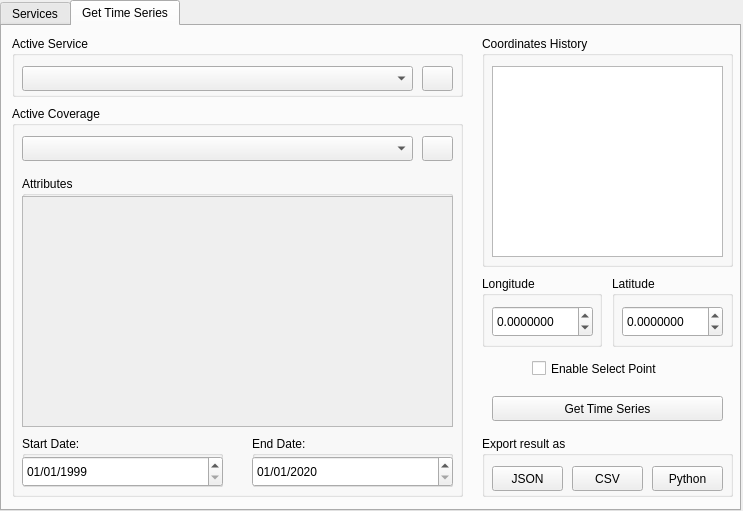
This is wtss_plugin/wtss_qgis_dialog_base.ui in brazil-data-cube/wtss-qgis as Qt 5 draws it before an edit. The edited form follows.
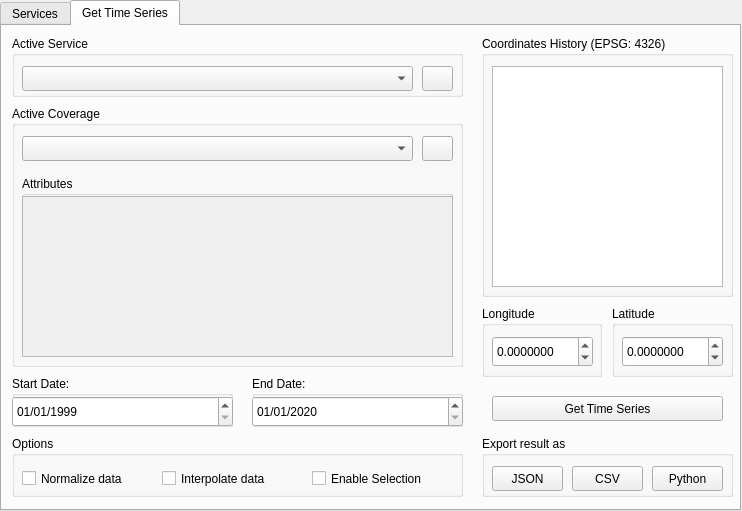
This is the edited form.

Commit message: [#64] Add menu with advanced options

Patch:
```diff
--- a/wtss_plugin/wtss_qgis_dialog_base.ui
+++ b/wtss_plugin/wtss_qgis_dialog_base.ui
@@ -6,7 +6,7 @@
    <rect>
     <x>0</x>
     <y>0</y>
-    <width>743</width>
+    <width>742</width>
     <height>511</height>
    </rect>
   </property>
@@ -209,7 +209,7 @@
        <x>10</x>
        <y>80</y>
        <width>451</width>
-       <height>391</height>
+       <height>261</height>
       </rect>
      </property>
      <property name="title">
@@ -221,7 +221,7 @@
         <x>10</x>
         <y>70</y>
         <width>431</width>
-        <height>251</height>
+        <height>181</height>
        </rect>
       </property>
       <property name="title">
@@ -233,7 +233,7 @@
          <x>0</x>
          <y>20</y>
          <width>431</width>
-         <height>231</height>
+         <height>161</height>
         </rect>
        </property>
        <property name="widgetResizable">
@@ -245,84 +245,12 @@
           <x>0</x>
           <y>0</y>
           <width>429</width>
-          <height>229</height>
+          <height>159</height>
          </rect>
         </property>
        </widget>
       </widget>
      </widget>
-     <widget class="QGroupBox" name="start_date_group">
-      <property name="geometry">
-       <rect>
-        <x>10</x>
-        <y>330</y>
-        <width>201</width>
-        <height>51</height>
-       </rect>
-      </property>
-      <property name="title">
-       <string>Start Date:</string>
-      </property>
-      <widget class="QDateEdit" name="start_date">
-       <property name="geometry">
-        <rect>
-         <x>0</x>
-         <y>20</y>
-         <width>201</width>
-         <height>31</height>
-        </rect>
-       </property>
-       <property name="dateTime">
-        <datetime>
-         <hour>0</hour>
-         <minute>0</minute>
-         <second>0</second>
-         <year>1999</year>
-         <month>1</month>
-         <day>1</day>
-        </datetime>
-       </property>
-       <property name="displayFormat">
-        <string>dd/MM/yyyy</string>
-       </property>
-      </widget>
-     </widget>
-     <widget class="QGroupBox" name="end_date_group">
-      <property name="geometry">
-       <rect>
-        <x>240</x>
-        <y>330</y>
-        <width>201</width>
-        <height>51</height>
-       </rect>
-      </property>
-      <property name="title">
-       <string>End Date:</string>
-      </property>
-      <widget class="QDateEdit" name="end_date">
-       <property name="geometry">
-        <rect>
-         <x>0</x>
-         <y>20</y>
-         <width>201</width>
-         <height>31</height>
-        </rect>
-       </property>
-       <property name="dateTime">
-        <datetime>
-         <hour>0</hour>
-         <minute>0</minute>
-         <second>0</second>
-         <year>2020</year>
-         <month>1</month>
-         <day>1</day>
-        </datetime>
-       </property>
-       <property name="displayFormat">
-        <string>dd/MM/yyyy</string>
-       </property>
-      </widget>
-     </widget>
      <widget class="QComboBox" name="coverage_selection">
       <property name="geometry">
        <rect>
@@ -476,7 +404,7 @@
      <property name="geometry">
       <rect>
        <x>610</x>
-       <y>250</y>
+       <y>280</y>
        <width>121</width>
        <height>71</height>
       </rect>
@@ -514,7 +442,7 @@
      <property name="geometry">
       <rect>
        <x>480</x>
-       <y>250</y>
+       <y>280</y>
        <width>120</width>
        <height>71</height>
       </rect>
@@ -548,30 +476,17 @@
       </property>
      </widget>
     </widget>
-    <widget class="QCheckBox" name="enable_canvas_point">
-     <property name="geometry">
-      <rect>
-       <x>530</x>
-       <y>330</y>
-       <width>161</width>
-       <height>25</height>
-      </rect>
-     </property>
-     <property name="text">
-      <string>Enable Select Point</string>
-     </property>
-    </widget>
     <widget class="QGroupBox" name="history">
      <property name="geometry">
       <rect>
        <x>480</x>
        <y>10</y>
        <width>251</width>
-       <height>231</height>
+       <height>261</height>
       </rect>
      </property>
      <property name="title">
-      <string>Coordinates History</string>
+      <string>Coordinates History (EPSG: 4326)</string>
      </property>
      <widget class="QListWidget" name="history_list">
       <property name="geometry">
@@ -579,11 +494,135 @@
         <x>10</x>
         <y>30</y>
         <width>231</width>
-        <height>191</height>
+        <height>221</height>
        </rect>
       </property>
      </widget>
     </widget>
+    <widget class="QGroupBox" name="start_date_group">
+     <property name="geometry">
+      <rect>
+       <x>10</x>
+       <y>350</y>
+       <width>221</width>
+       <height>51</height>
+      </rect>
+     </property>
+     <property name="title">
+      <string>Start Date:</string>
+     </property>
+     <widget class="QDateEdit" name="start_date">
+      <property name="geometry">
+       <rect>
+        <x>0</x>
+        <y>20</y>
+        <width>221</width>
+        <height>31</height>
+       </rect>
+      </property>
+      <property name="dateTime">
+       <datetime>
+        <hour>0</hour>
+        <minute>0</minute>
+        <second>0</second>
+        <year>1999</year>
+        <month>1</month>
+        <day>1</day>
+       </datetime>
+      </property>
+      <property name="displayFormat">
+       <string>dd/MM/yyyy</string>
+      </property>
+     </widget>
+    </widget>
+    <widget class="QGroupBox" name="end_date_group">
+     <property name="geometry">
+      <rect>
+       <x>250</x>
+       <y>350</y>
+       <width>211</width>
+       <height>51</height>
+      </rect>
+     </property>
+     <property name="title">
+      <string>End Date:</string>
+     </property>
+     <widget class="QDateEdit" name="end_date">
+      <property name="geometry">
+       <rect>
+        <x>0</x>
+        <y>20</y>
+        <width>211</width>
+        <height>31</height>
+       </rect>
+      </property>
+      <property name="dateTime">
+       <datetime>
+        <hour>0</hour>
+        <minute>0</minute>
+        <second>0</second>
+        <year>2020</year>
+        <month>1</month>
+        <day>1</day>
+       </datetime>
+      </property>
+      <property name="displayFormat">
+       <string>dd/MM/yyyy</string>
+      </property>
+     </widget>
+    </widget>
+    <widget class="QGroupBox" name="groupBox_2">
+     <property name="geometry">
+      <rect>
+       <x>10</x>
+       <y>410</y>
+       <width>451</width>
+       <height>61</height>
+      </rect>
+     </property>
+     <property name="title">
+      <string>Options</string>
+     </property>
+     <widget class="QCheckBox" name="normalize_data">
+      <property name="geometry">
+       <rect>
+        <x>10</x>
+        <y>30</y>
+        <width>131</width>
+        <height>25</height>
+       </rect>
+      </property>
+      <property name="text">
+       <string>Normalize data</string>
+      </property>
+     </widget>
+     <widget class="QCheckBox" name="interpolate_data">
+      <property name="geometry">
+       <rect>
+        <x>150</x>
+        <y>30</y>
+        <width>131</width>
+        <height>25</height>
+       </rect>
+      </property>
+      <property name="text">
+       <string>Interpolate data</string>
+      </property>
+     </widget>
+     <widget class="QCheckBox" name="enable_canvas_point">
+      <property name="geometry">
+       <rect>
+        <x>300</x>
+        <y>30</y>
+        <width>141</width>
+        <height>25</height>
+       </rect>
+      </property>
+      <property name="text">
+       <string>Enable Selection</string>
+      </property>
+     </widget>
+    </widget>
    </widget>
   </widget>
   <widget class="QLabel" name="loading_label">
@@ -591,7 +630,7 @@
     <rect>
      <x>0</x>
      <y>0</y>
-     <width>751</width>
+     <width>741</width>
      <height>511</height>
     </rect>
    </property>
```
